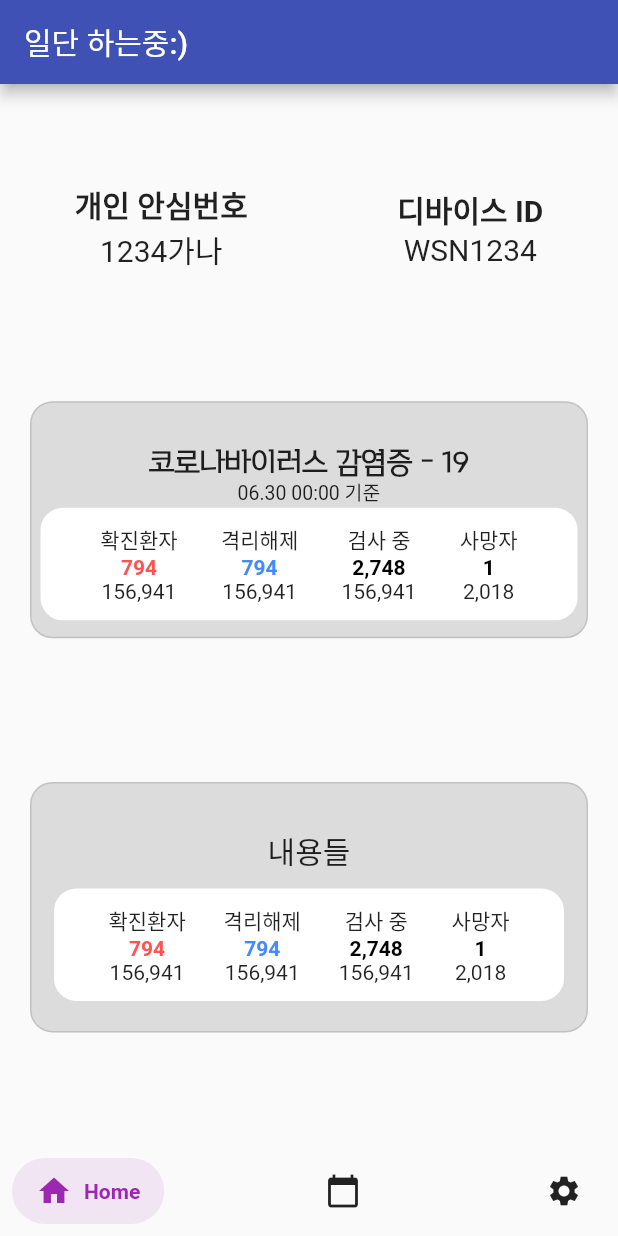
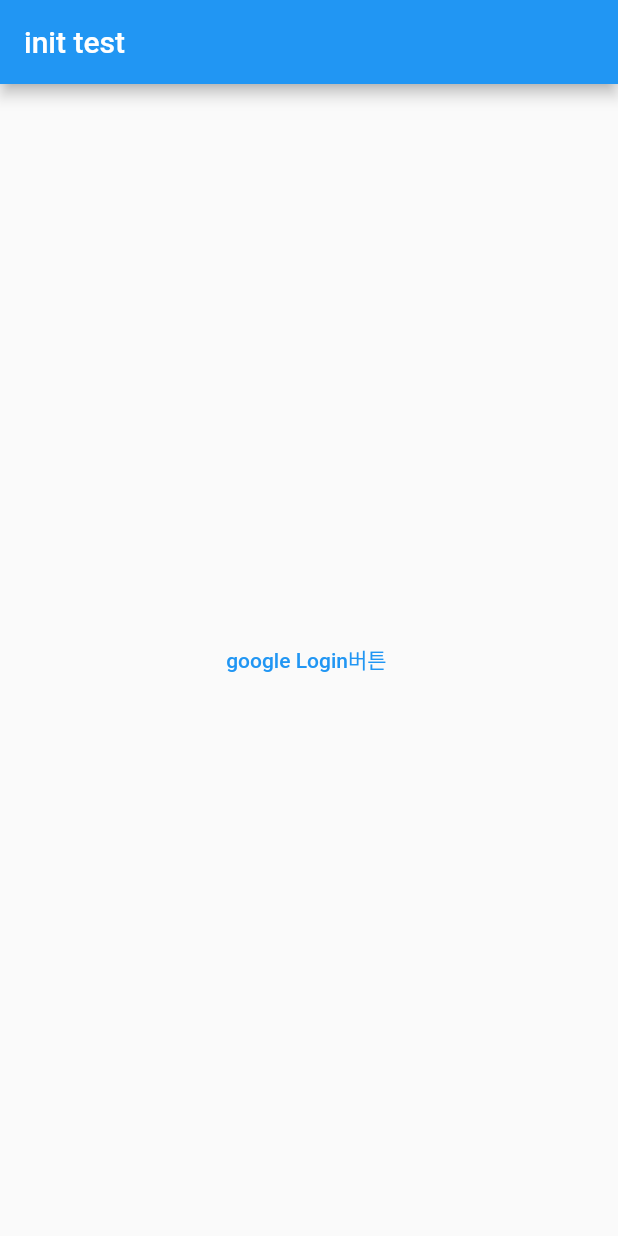
Before and after one commit to kangsy0058/NFC_2021_APP, a Flutter app: the screen it shows after launch, on a phone screen of 412 x 824 dp. Run offline on Flutter 3.47's test engine with Material 2 defaults, Android fonts, the phone set to English and light mode, and no system bars; drawn by our look-alikes of salomon_bottom_bar; our stand-ins replace firebase_auth, firebase_core, google_sign_in, table_calendar; accounts and stored records are empty.

Commit message:
UPDATE:googleSignIn

```diff
--- a/lib/basics_example.dart
+++ b/lib/basics_example.dart
@@ -27,7 +27,6 @@ class _TableBasicsExampleState extends State<TableBasicsExample> {
           },
           onDaySelected: (selectedDay, focusedDay) {
             if (!isSameDay(_selectedDay, selectedDay)) {
-              // Call `setState()` when updating the selected day
               setState(() {
                 _selectedDay = selectedDay;
                 _focusedDay = focusedDay;
@@ -36,18 +35,15 @@ class _TableBasicsExampleState extends State<TableBasicsExample> {
           },
           onFormatChanged: (format) {
             if (_calendarFormat != format) {
-              // Call `setState()` when updating calendar format
               setState(() {
                 _calendarFormat = format;
               });
             }
           },
           onPageChanged: (focusedDay) {
-            // No need to call `setState()` here
             _focusedDay = focusedDay;
           },
         ),
-
       ],
     );
   }
--- a/lib/home_page.dart
+++ b/lib/home_page.dart
@@ -119,7 +119,6 @@ class _HomePageState extends State<HomePage> {
                     borderRadius: BorderRadius.all(Radius.circular(15))
                 ),
               ),
-
             ]
         )
     );
--- a/lib/log_page.dart
+++ b/lib/log_page.dart
@@ -33,11 +33,9 @@ class _LogPageState extends State<LogPage> {
               ],
             ),
           )
-
         ],
       ),
     );
-
   }
   @override
   Widget build(BuildContext context) {
@@ -54,7 +52,7 @@ class _LogPageState extends State<LogPage> {
           height: MediaQuery
               .of(context)
               .size
-              .height * 0.38,
+              .height * 0.35,
           decoration: BoxDecoration(
               borderRadius: BorderRadius.only(
                   topLeft: Radius.circular(50), topRight: Radius.circular(50)),
--- a/lib/main.dart
+++ b/lib/main.dart
@@ -6,14 +6,33 @@ import 'package:firebase_auth/firebase_auth.dart';
 import 'package:nfc_app21/home_page.dart';
 import 'package:nfc_app21/log_page.dart';
 import 'package:nfc_app21/setting_page.dart';
+import 'package:nfc_app21/src/FB.dart';
 import 'package:salomon_bottom_bar/salomon_bottom_bar.dart';
 
 
 Future<void> main() async {
-  // await Firebase.initializeApp();
-  WidgetsFlutterBinding.ensureInitialized();
-  runApp(App());
+  runApp(Myapp());
+
 }
+
+class Myapp extends StatelessWidget {
+  @override
+  Widget build(BuildContext context) {
+    return MaterialApp(
+      title: "firetest",
+      home: fbApp(),
+    );
+  }
+}
+
+
+//firebase 이전
+// Future<void> main() async {
+//   // await Firebase.initializeApp();
+//   WidgetsFlutterBinding.ensureInitialized();
+//   runApp(App());
+// }
+
 
 class App extends StatefulWidget {
   static final title = '일단 하는중:)';
@@ -30,76 +49,12 @@ class _AppState extends State<App> {
 
   var _currentIndex = 0;
 
-  bool _initialized = false;
-  bool _error = false;
-
-  void initializeFlutterFire() async {
-    try {
-      await Firebase.initializeApp();
-      setState(() {
-        _initialized = true;
-      });
-    } catch (e) {
-      setState(() {
-        _error = true;
-      });
-    }
-  }
-
-  @override
-  void initState() {
-    initializeFlutterFire();
-    super.initState();
-  }
-
   @override
   Widget build(BuildContext context) {
-    FirebaseAuth auth = FirebaseAuth.instance;
-    if (_error) {
-      return MaterialApp(
-        home: Scaffold(
-          body: Center(
-            child: Column(
-              mainAxisAlignment: MainAxisAlignment.center,
-              children: <Widget>[
-                ElevatedButton(onPressed: () {
-                  print("눌림");
-                }, child: Text("오류")
-                ),
-              ],
+    return Scaffold(
 
-            ),
-          ),
-        ),
-      );
-    }
-    if (!_initialized) {
-      return MaterialApp(
-        home: Scaffold(
-          body: Center(
-            child: Column(
-              mainAxisAlignment: MainAxisAlignment.center,
-              children: <Widget>[
-                ElevatedButton(onPressed: () {
-                  print("눌림");
-                }, child: Text("로딩")
-                ),
-              ],
-
-            ),
-          ),
-        ),
-      );
-    }
-
-    return MaterialApp(
-      title: App.title,
-      theme: ThemeData(
-        primarySwatch: Colors.indigo,
-        visualDensity: VisualDensity.adaptivePlatformDensity,
-      ),
-      home: Scaffold(
       appBar: AppBar(
+        backgroundColor: Colors.indigo,
         title: Text(App.title),
       ),
       body: _children[_currentIndex],
@@ -132,7 +87,6 @@ class _AppState extends State<App> {
           ),
         ],
       ),
-      ),
     );
   }
 }
--- a/lib/setting_page.dart
+++ b/lib/setting_page.dart
@@ -1,3 +1,4 @@
+import 'package:firebase_auth/firebase_auth.dart';
 import 'package:flutter/cupertino.dart';
 import 'package:flutter/material.dart';
 
@@ -71,7 +72,7 @@ class _SettingPageState extends State<SettingPage> {
                         borderRadius: BorderRadius.circular(20)
                     )
                 ),
-                onPressed: () {},
+                onPressed: FirebaseAuth.instance.signOut,//현재 로그인한 사용자 로그아웃
                 child: Text("SIGN OUT", style: TextStyle(
                     fontSize: 16,
                     letterSpacing: 2.2,
--- /dev/null
+++ b/lib/src/FB.dart
@@ -0,0 +1,21 @@
+import 'package:firebase_core/firebase_core.dart';
+import 'package:flutter/material.dart';
+import 'package:flutter/widgets.dart';
+import 'package:nfc_app21/src/FB_home.dart';
+
+class fbApp extends StatelessWidget {//firebase 초기화 하는 역할
+  @override
+  Widget build(BuildContext context) {
+    return FutureBuilder(//future 빑더 future값에 따라 결과
+        future: Firebase.initializeApp(),// firebase를 사용 하기 위해 init 하는 과정
+        builder: (context, snapshot) {//snapshot에 init 진행 담긴다
+          if(snapshot.hasError){//에러가 생긴 경으
+            return Center(child: Text("load err"),);
+          }
+          if (snapshot.connectionState== ConnectionState.done){//정상적인 경우 fb home을 돌려준다
+            return fb_home();
+          }
+          return CircularProgressIndicator();//로딩중
+        },);
+  }
+}
--- /dev/null
+++ b/lib/src/FB_home.dart
@@ -0,0 +1,46 @@
+import 'package:firebase_auth/firebase_auth.dart';
+import 'package:flutter/material.dart';
+import 'package:nfc_app21/main.dart';
+import 'package:nfc_app21/src/login.dart';
+
+class fb_home extends StatefulWidget {
+  @override
+  _fb_homeState createState() => _fb_homeState();
+}
+
+class _fb_homeState extends State<fb_home> {
+
+  @override
+  Widget build(BuildContext context) {
+
+    return Scaffold(
+      body: StreamBuilder(
+        stream: FirebaseAuth.instance.authStateChanges(),// stream 이라 stramBuilder를 통해 받기
+        builder: (BuildContext context,AsyncSnapshot snapshot){
+          if(!snapshot.hasData){
+            return LoginWidget();
+          }else{
+            return App();
+
+            // Center(
+            //   child: Column(
+            //     mainAxisAlignment: MainAxisAlignment.center,
+            //     children: [
+            //       Text("${snapshot.data.email}환영합니다 "),
+            //       TextButton(onPressed:()async {
+            //         try{
+            //           print(await FirebaseAuth.instance.currentUser!.getIdToken());
+            //         }catch(err){
+            //           print(err);
+            //         }
+            //       }, child: Text("token 확인")),
+            //
+            //       TextButton(onPressed:FirebaseAuth.instance.signOut, child: Text("logOut"))
+            //     ],
+            //   ),
+            // );
+          }
+        }),
+    );
+  }
+}
--- /dev/null
+++ b/lib/src/login.dart
@@ -0,0 +1,44 @@
+import 'package:firebase_auth/firebase_auth.dart';
+import 'package:flutter/material.dart';
+import 'package:google_sign_in/google_sign_in.dart';
+
+class LoginWidget extends StatelessWidget {
+
+
+  Future<UserCredential> signInWithGoogle() async {
+    // Trigger the authentication flow
+    final GoogleSignInAccount? googleUser = await GoogleSignIn().signIn();
+
+    // Obtain the auth details from the request
+    final GoogleSignInAuthentication googleAuth = await googleUser!.authentication;
+
+    // Create a new credential
+    final credential = GoogleAuthProvider.credential(
+      accessToken: googleAuth.accessToken,
+      idToken: googleAuth.idToken,
+    );
+
+    // Once signed in, return the UserCredential
+    return await FirebaseAuth.instance.signInWithCredential(credential);
+  }
+
+
+
+
+  @override
+  Widget build(BuildContext context) {
+    return Scaffold(
+      appBar: AppBar(
+        title: Text("init test"),
+      ),
+      body: Center(
+        child: Column(
+          mainAxisAlignment: MainAxisAlignment.center,
+          children: [
+            TextButton(onPressed:signInWithGoogle, child: Text("google Login버튼 "))
+          ],
+        ),
+      ),
+    );
+  }
+}
--- a/pubspec.yaml
+++ b/pubspec.yaml
@@ -29,6 +29,8 @@ dependencies:
   salomon_bottom_bar: ^3.1.0
   table_calendar: ^3.0.1
   get: ^3.24.0
+  http: ^0.13.3
+  google_sign_in: ^5.0.4
 
 
 
```
Also changed, not shown: 1 other file. Lines whose indentation alone changed are shown as unchanged.
